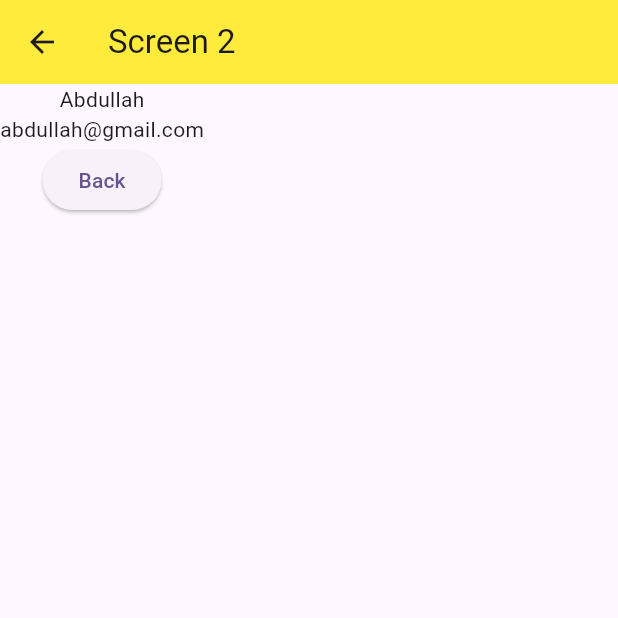
After one commit to AbRehman536/Flutter_sec_7, a Flutter app: the screen it shows after launch, after a tap on "Show Screen 2", on a phone screen of 412 x 824 dp, the top half of it. The commit adds this screen. Run offline on Flutter 3.47's test engine with Material 3 defaults, Android fonts, the light colour scheme and no system bars; our stand-ins replace smooth_page_indicator.

Commit message:
Providers done

```diff
--- a/lib/main.dart
+++ b/lib/main.dart
@@ -16,12 +16,18 @@ import 'package:flutter_sec_7/network_image.dart';
 import 'package:flutter_sec_7/page_view_screen.dart';
 import 'package:flutter_sec_7/passing_parameters/screen_a.dart';
 import 'package:flutter_sec_7/popup_menu.dart';
+import 'package:flutter_sec_7/providers/screen_1.dart';
+import 'package:flutter_sec_7/providers/user.dart';
 import 'package:flutter_sec_7/row_column.dart';
 import 'package:flutter_sec_7/single_selection.dart';
 import 'package:flutter_sec_7/tab_bar_demo.dart';
+import 'package:provider/provider.dart';
 
 void main() {
-  runApp(const MyApp());
+  runApp(MultiProvider(providers: [
+    ChangeNotifierProvider(create: (context)=> UserProvider()),
+  ],
+  child: const MyApp()));
 }
 
 class MyApp extends StatelessWidget {
@@ -52,7 +58,7 @@ class MyApp extends StatelessWidget {
         colorScheme: ColorScheme.fromSeed(seedColor: Colors.deepPurple),
         useMaterial3: true,
       ),
-      home: ScreenA(),
+      home: Screen1(),
     );
   }
 }
--- /dev/null
+++ b/lib/providers/screen_1.dart
@@ -0,0 +1,25 @@
+import 'package:flutter/material.dart';
+import 'package:flutter_sec_7/providers/screen_2.dart';
+import 'package:flutter_sec_7/providers/user.dart';
+import 'package:provider/provider.dart';
+
+class Screen1 extends StatelessWidget {
+  const Screen1({super.key});
+
+  @override
+  Widget build(BuildContext context) {
+    var userProvider = Provider.of<UserProvider>(context);
+    return Scaffold(
+      appBar: AppBar(
+        title: Text("Screen 1"),
+        backgroundColor: Colors.blue,
+      ),
+      body: Center(child:
+        ElevatedButton(onPressed: (){
+          userProvider.setName("Abdullah");
+          userProvider.setEmail("abdullah@gmail.com");
+          Navigator.push(context, MaterialPageRoute(builder: (context)=>Screen2()));
+        }, child: Text("Show Screen 2")),),
+    );
+  }
+}
--- /dev/null
+++ b/lib/providers/screen_2.dart
@@ -0,0 +1,25 @@
+import 'package:flutter/material.dart';
+import 'package:flutter_sec_7/providers/user.dart';
+import 'package:provider/provider.dart';
+
+class Screen2 extends StatelessWidget {
+  const Screen2({super.key});
+
+  @override
+  Widget build(BuildContext context) {
+    var userProvider = Provider.of<UserProvider>(context);
+    return Scaffold(
+      appBar: AppBar(
+        title: Text("Screen 2"),
+        backgroundColor: Colors.yellow,
+      ),
+      body: Column(
+        children: [
+          Text(userProvider.getName().toString()),
+          Text(userProvider.getEmail().toString()),
+          ElevatedButton(onPressed: (){}, child: Text("Back"))
+        ],
+      ),
+    );
+  }
+}
--- /dev/null
+++ b/lib/providers/user.dart
@@ -0,0 +1,19 @@
+import 'package:flutter/widgets.dart';
+
+class UserProvider extends ChangeNotifier{
+  String _name = "";
+  String _email = "";
+
+  void setName(String value){
+    _name = value;
+    notifyListeners();
+  }
+
+  void setEmail(String value){
+    _email = value;
+    notifyListeners();
+  }
+
+  String getName() => _name;
+  String getEmail() => _email;
+}
--- a/pubspec.yaml
+++ b/pubspec.yaml
@@ -37,6 +37,7 @@ dependencies:
   cupertino_icons: ^1.0.8
   smooth_page_indicator: ^1.2.1
   intl: ^0.20.2
+  provider: ^6.1.5+1
 
 dev_dependencies:
   flutter_test:
```
Also changed, not shown: pubspec.lock.
